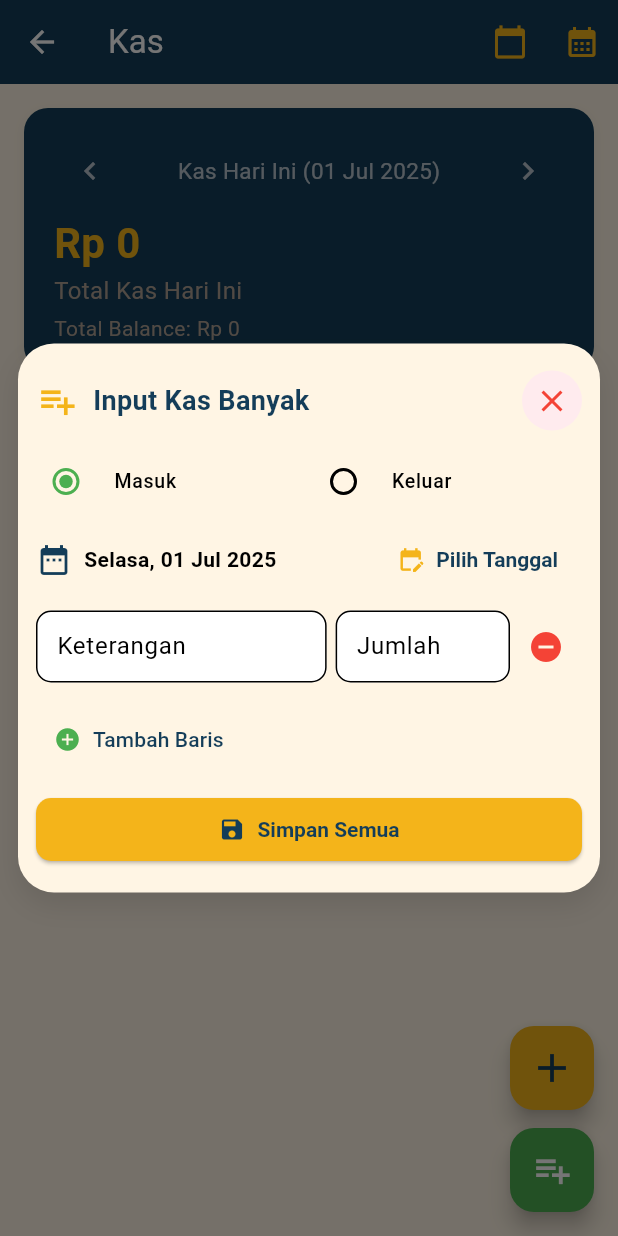
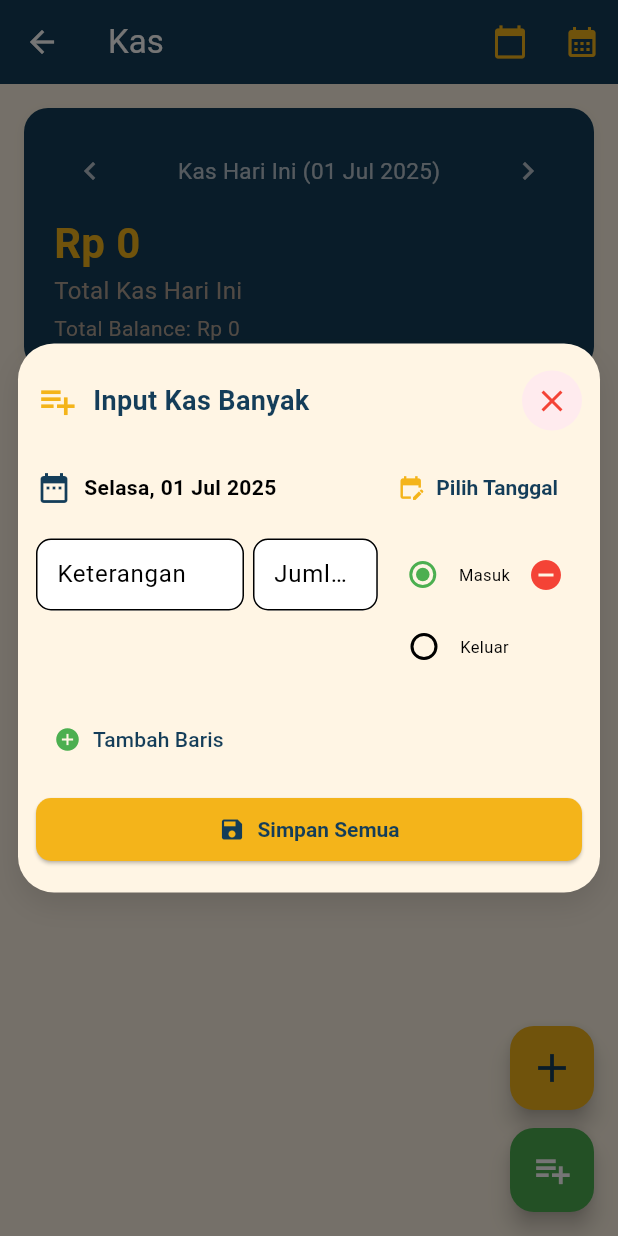
Before and after one commit to deka0305/catatan_simpel, a Flutter app: the KasPage screen opened directly, after a tap on the "playlist add" icon, on a phone screen of 412 x 824 dp. Run offline on Flutter 3.47's test engine with Material 3 defaults, Android fonts, the light colour scheme and no system bars; our stand-ins replace share_plus, sqflite; accounts and stored records are empty.

Commit message:
Refactor input handling to support multiple entries with individual 'Masuk/Keluar' radio buttons in KasPage

```diff
--- a/lib/kas_page.dart
+++ b/lib/kas_page.dart
@@ -287,7 +287,7 @@
     final _formKey = GlobalKey<FormState>();
     List<TextEditingController> keteranganControllers = [TextEditingController()];
     List<TextEditingController> jumlahControllers = [TextEditingController()];
-    bool isMasuk = true;
+    List<bool> isMasukList = [true];
     DateTime tanggal = DateTime.now();
 
     await showDialog(
@@ -341,40 +341,6 @@
                       const SizedBox(height: 14),
                       Row(
                         children: [
-                          Expanded(
-                            child: RadioListTile<bool>(
-                              value: true,
-                              groupValue: isMasuk,
-                              title: const Text('Masuk', style: TextStyle(fontWeight: FontWeight.w500, fontSize: 13)),
-                              activeColor: Color(0xFF4CAF50),
-                              contentPadding: EdgeInsets.zero,
-                              dense: true,
-                              visualDensity: VisualDensity.compact,
-                              tileColor: isMasuk ? Color(0xFFB0E57C).withOpacity(0.2) : null,
-                              shape: RoundedRectangleBorder(borderRadius: BorderRadius.circular(8)),
-                              onChanged: (v) => setStateDialog(() => isMasuk = true),
-                            ),
-                          ),
-                          SizedBox(width: 6),
-                          Expanded(
-                            child: RadioListTile<bool>(
-                              value: false,
-                              groupValue: isMasuk,
-                              title: const Text('Keluar', style: TextStyle(fontWeight: FontWeight.w500, fontSize: 13)),
-                              activeColor: Color(0xFFF44336),
-                              contentPadding: EdgeInsets.zero,
-                              dense: true,
-                              visualDensity: VisualDensity.compact,
-                              tileColor: !isMasuk ? Color(0xFFFFC1C1).withOpacity(0.2) : null,
-                              shape: RoundedRectangleBorder(borderRadius: BorderRadius.circular(8)),
-                              onChanged: (v) => setStateDialog(() => isMasuk = false),
-                            ),
-                          ),
-                        ],
-                      ),
-                      const SizedBox(height: 8),
-                      Row(
-                        children: [
                           const Icon(Icons.date_range, color: Color(0xFF143D59)),
                           const SizedBox(width: 8),
                           Expanded(
@@ -423,6 +389,7 @@
                         itemBuilder: (context, i) => Padding(
                           padding: const EdgeInsets.only(bottom: 8),
                           child: Row(
+                            crossAxisAlignment: CrossAxisAlignment.start,
                             children: [
                               Expanded(
                                 flex: 5,
@@ -458,6 +425,35 @@
                                   maxLines: 1,
                                 ),
                               ),
+                              const SizedBox(width: 6),
+                              Column(
+                                children: [
+                                  Row(
+                                    mainAxisSize: MainAxisSize.min,
+                                    children: [
+                                      Radio<bool>(
+                                        value: true,
+                                        groupValue: isMasukList[i],
+                                        activeColor: Color(0xFF4CAF50),
+                                        onChanged: (v) => setStateDialog(() => isMasukList[i] = true),
+                                      ),
+                                      const Text('Masuk', style: TextStyle(fontSize: 11)),
+                                    ],
+                                  ),
+                                  Row(
+                                    mainAxisSize: MainAxisSize.min,
+                                    children: [
+                                      Radio<bool>(
+                                        value: false,
+                                        groupValue: isMasukList[i],
+                                        activeColor: Color(0xFFF44336),
+                                        onChanged: (v) => setStateDialog(() => isMasukList[i] = false),
+                                      ),
+                                      const Text('Keluar', style: TextStyle(fontSize: 11)),
+                                    ],
+                                  ),
+                                ],
+                              ),
                               IconButton(
                                 icon: const Icon(Icons.remove_circle, color: Colors.red),
                                 tooltip: 'Hapus Baris',
@@ -466,6 +462,7 @@
                                         setStateDialog(() {
                                           keteranganControllers.removeAt(i);
                                           jumlahControllers.removeAt(i);
+                                          isMasukList.removeAt(i);
                                         });
                                       }
                                     : null,
@@ -485,6 +482,7 @@
                             setStateDialog(() {
                               keteranganControllers.add(TextEditingController());
                               jumlahControllers.add(TextEditingController());
+                              isMasukList.add(true);
                             });
                           },
                         ),
@@ -508,7 +506,7 @@
                                 final kasBaru = Kas(
                                   keterangan: keteranganControllers[i].text,
                                   jumlah: int.tryParse(jumlahControllers[i].text) ?? 0,
-                                  isMasuk: isMasuk,
+                                  isMasuk: isMasukList[i],
                                   tanggal: tanggal,
                                 );
                                 await DatabaseHelper.instance.insertKas(kasBaru);
```
